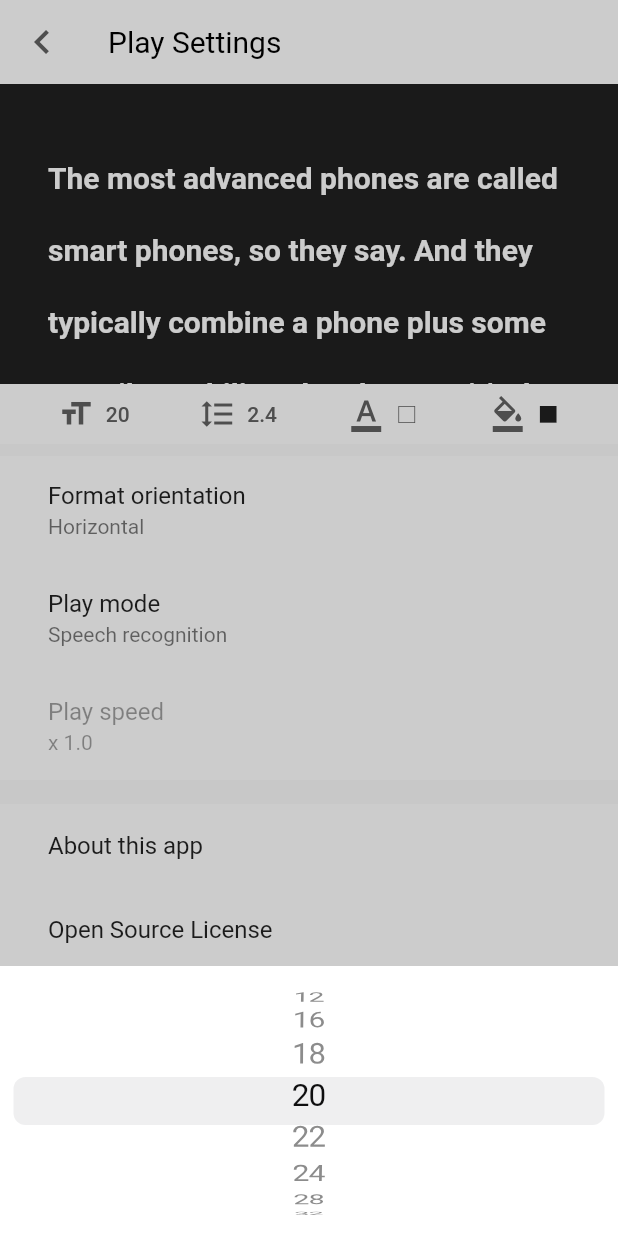
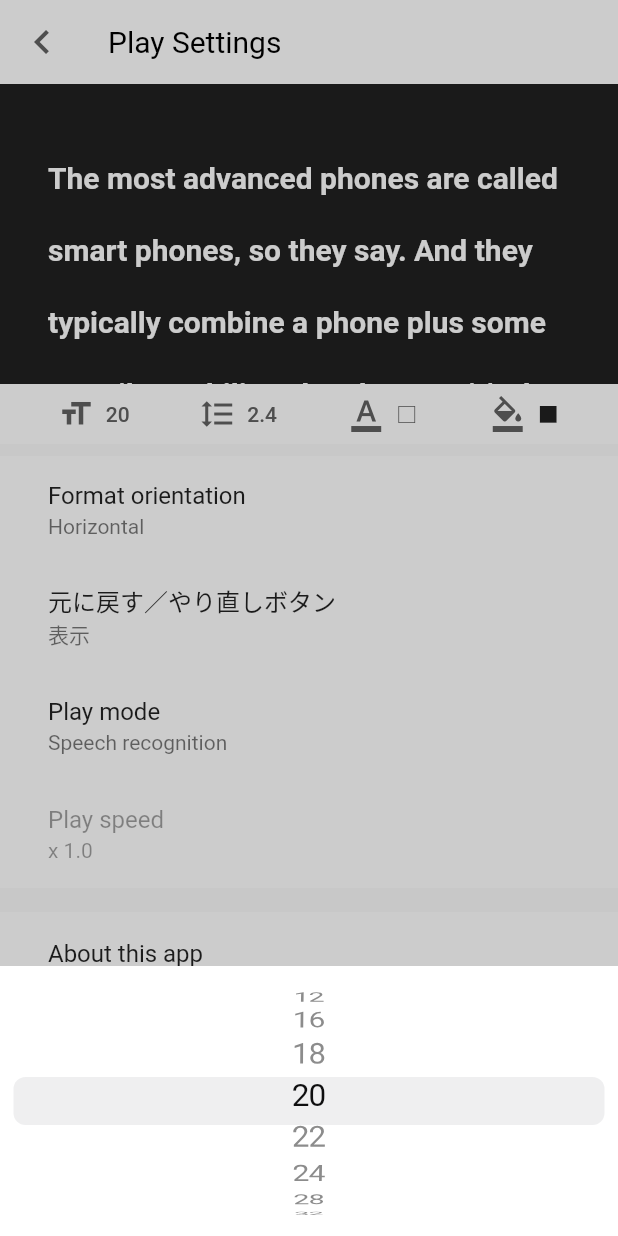
Before and after one commit to sakusaku3939/Presc, a Flutter app: the SettingScreen screen opened directly, after a tap on "20", on a phone screen of 412 x 824 dp. Run offline on Flutter 3.47's test engine with Material 2 defaults, Android fonts, the phone set to English and light mode, and no system bars; our stand-ins replace dots_indicator, flutter_colorpicker, flutter_keyboard_visibility, flutter_staggered_animations, package_info, share and 3 more; missing offline and left inert: fading_edge_scrollview, flutter_scale_tap, receive_sharing_intent, sound_mode; accounts and stored records are empty; statements that could not run were skipped.

Commit message:
Undo/Redoを設定画面から非表示にできるよう変更

```diff
--- a/lib/config/init_config.dart
+++ b/lib/config/init_config.dart
@@ -4,6 +4,7 @@ class InitConfig {
   static const ngramNum = 5;
   static const scrollMode = ScrollMode.recognition;
   static const scrollHorizontal = true;
+  static const showUndoRedo = true;
   static const scrollSpeedMagnification = 1.0;
   static const fontSize = 20;
   static const tabletFontSize = 28;
--- a/lib/view/screens/playback.dart
+++ b/lib/view/screens/playback.dart
@@ -96,7 +96,7 @@ class PlaybackScreen extends StatelessWidget {
               ),
             ),
           ),
-          _undoRedoButton(context, model.textColor),
+          _undoRedoButton(context, model),
         ],
       ),
       actions: [
@@ -115,8 +115,8 @@ class PlaybackScreen extends StatelessWidget {
     );
   }
 
-  Widget _undoRedoButton(BuildContext context, Color textColor) {
-    final speech = context.read<SpeechToTextProvider>();
+  Widget _undoRedoButton(BuildContext context, PlaybackProvider provider) {
+    if (provider.showUndoRedo)
       return Consumer<SpeechToTextProvider>(
         builder: (context, model, child) {
           return Row(
@@ -126,9 +126,9 @@ class PlaybackScreen extends StatelessWidget {
                 child: RippleIconButton(
                   Icons.undo,
                   size: 18,
-                color: textColor,
+                  color: provider.textColor,
                   disabledColor: Colors.white30,
-                onPressed: model.canUndo ? () => speech.undo() : null,
+                  onPressed: model.canUndo ? () => model.undo() : null,
                 ),
               ),
               Container(
@@ -136,15 +136,17 @@ class PlaybackScreen extends StatelessWidget {
                 child: RippleIconButton(
                   Icons.redo,
                   size: 18,
-                color: textColor,
+                  color: provider.textColor,
                   disabledColor: Colors.white30,
-                onPressed: model.canRedo ? () => speech.redo() : null,
+                  onPressed: model.canRedo ? () => model.redo() : null,
                 ),
               ),
             ],
           );
         },
       );
+    else
+      return Container();
   }
 
   Widget _operationMenu(
--- a/lib/view/screens/setting.dart
+++ b/lib/view/screens/setting.dart
@@ -45,16 +45,11 @@ class SettingScreen extends StatelessWidget {
                       : _verticalPreview(model),
                   _textMenu(context, model),
                   SizedBox(height: 8),
-                  Ink(
-                    color: Colors.white,
-                    child: ListTile(
-                      title: Text(S.current.formatOrientation),
-                      subtitle: Text(
-                        model.scrollHorizontal
+                  _Item(
+                    title: S.current.formatOrientation,
+                    subtitle: model.scrollHorizontal
                         ? S.current.horizontal
                         : S.current.vertical,
-                      ),
-                      contentPadding: const EdgeInsets.only(left: 32),
                     onTap: () => {
                       RadioDialogManager.show(
                         context,
@@ -73,22 +68,37 @@ class SettingScreen extends StatelessWidget {
                       )
                     },
                   ),
+                  _Item(
+                    title: "元に戻す／やり直しボタン",
+                    subtitle: model.showUndoRedo
+                        ? "表示"
+                        : "非表示",
+                    onTap: () => {
+                      RadioDialogManager.show(
+                        context,
+                        groupValue: model.showUndoRedo,
+                        itemList: [
+                          RadioDialogItem(
+                            title: "表示",
+                            value: true,
                           ),
-                  Ink(
-                    color: Colors.white,
-                    child: ListTile(
-                      title: Text(S.current.playMode),
-                      subtitle: Text(scrollModeText),
-                      contentPadding: const EdgeInsets.only(left: 32),
+                          RadioDialogItem(
+                            title: "非表示",
+                            value: false,
+                          ),
+                        ],
+                        onChanged: (value) => model.showUndoRedo = value,
+                      )
+                    },
+                  ),
+                  _Item(
+                    title: S.current.playMode,
+                    subtitle: scrollModeText,
                     onTap: () => ScrollModeDialogManager.show(context),
                   ),
-                  ),
-                  Ink(
-                    color: Colors.white,
-                    child: ListTile(
-                      title: Text(S.current.playSpeed),
-                      subtitle: Text("x ${model.scrollSpeedMagnification}"),
-                      contentPadding: const EdgeInsets.only(left: 32),
+                  _Item(
+                    title: S.current.playSpeed,
+                    subtitle: "x ${model.scrollSpeedMagnification}",
                     enabled: model.scrollMode == ScrollMode.auto,
                     onTap: () => RadioDialogManager.show(
                       context,
@@ -104,13 +114,10 @@ class SettingScreen extends StatelessWidget {
                           model.scrollSpeedMagnification = value,
                     ),
                   ),
-                  ),
+
                   SizedBox(height: 16),
-                  Ink(
-                    color: Colors.white,
-                    child: ListTile(
-                      title: Text(S.current.aboutApp),
-                      contentPadding: const EdgeInsets.only(left: 32),
+                  _Item(
+                    title: S.current.aboutApp,
                     onTap: () => Navigator.push(
                       context,
                       MaterialPageRoute(
@@ -118,17 +125,12 @@ class SettingScreen extends StatelessWidget {
                       ),
                     ),
                   ),
-                  ),
-                  Ink(
-                    color: Colors.white,
-                    child: ListTile(
-                      title: Text(S.current.ossLicence),
-                      contentPadding: const EdgeInsets.only(left: 32),
+                  _Item(
+                    title: S.current.ossLicence,
                     onTap: () => Navigator.push(
                       context,
                       MaterialPageRoute(
                         builder: (BuildContext context) => LicensePage(),
-                        ),
                       ),
                     ),
                   ),
@@ -324,3 +326,31 @@ class SettingScreen extends StatelessWidget {
       ? Text("□")
       : Text("■", style: TextStyle(color: color));
 }
+
+class _Item extends StatelessWidget {
+  _Item({
+    this.title,
+    this.subtitle,
+    this.enabled = true,
+    this.onTap,
+  });
+
+  final String title;
+  final String subtitle;
+  final bool enabled;
+  final VoidCallback onTap;
+
+  @override
+  Widget build(BuildContext context) {
+    return Ink(
+      color: Colors.white,
+      child: ListTile(
+        title: Text(title),
+        subtitle: subtitle != null ? Text(subtitle) : null,
+        contentPadding: const EdgeInsets.only(left: 32),
+        enabled: enabled,
+        onTap: onTap,
+      ),
+    );
+  }
+}
--- a/lib/viewModel/playback_provider.dart
+++ b/lib/viewModel/playback_provider.dart
@@ -63,6 +63,22 @@ class PlaybackProvider with ChangeNotifier {
   set scrollHorizontal(bool horizontal) {
     _scrollHorizontal = horizontal;
     _prefs?.setBool("scrollHorizontal", horizontal);
+    notifyListeners();
+  }
+
+  /*
+  *  元に戻す／やり直しボタン（表示/非表示）
+  */
+  bool _showUndoRedo;
+
+  bool get showUndoRedo =>
+      _showUndoRedo ??
+      _prefs?.getBool("showUndoRedo") ??
+      InitConfig.showUndoRedo;
+
+  set showUndoRedo(bool show) {
+    _showUndoRedo = show;
+    _prefs?.setBool("showUndoRedo", show);
     notifyListeners();
   }
 
```
Lines whose indentation alone changed are shown as unchanged.
